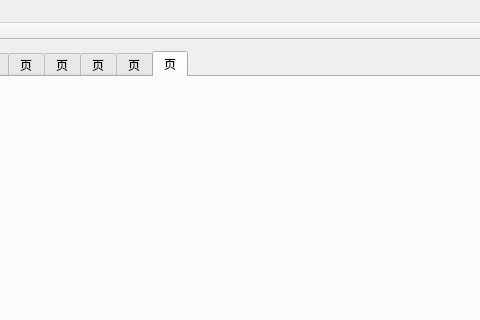
This is ThirdVtk/mainwindow.ui in DreamLife-Jianwei/Qt-Vtk as Qt 5 draws it before an edit; both pictures show x 291 to 771 and y 0 to 320 of the 1366 by 768 pixel window. The edited form follows.
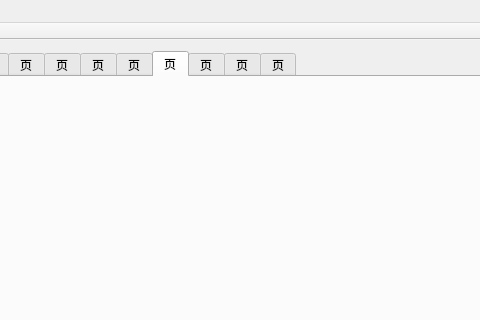
This is the edited form. The open tabs and pages were chosen to show the change.

What changed in the file:
```diff
--- a/ThirdVtk/mainwindow.ui
+++ b/ThirdVtk/mainwindow.ui
@@ -80,6 +80,21 @@
         <string>页</string>
        </attribute>
       </widget>
+      <widget class="QWidget" name="tab_GraphItem">
+       <attribute name="title">
+        <string>页</string>
+       </attribute>
+      </widget>
+      <widget class="QWidget" name="tab_HelloWorld">
+       <attribute name="title">
+        <string>页</string>
+       </attribute>
+      </widget>
+      <widget class="QWidget" name="tab_LabeledMesh">
+       <attribute name="title">
+        <string>页</string>
+       </attribute>
+      </widget>
      </widget>
     </item>
    </layout>
```
Left out of the diff: 20 changed lines with no effect on the pictures.
